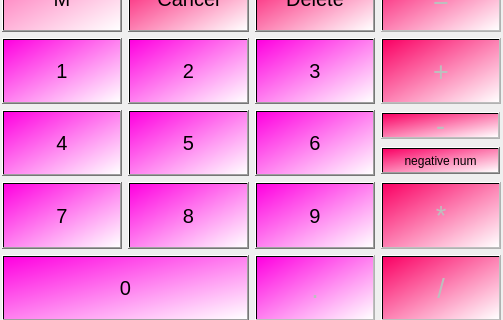
Qt form mainwindow.ui (ulianabocheeva/calculator) before a commit; both pictures show x 0 to 503 and y 164 to 484 of the 503 by 630 pixel window.
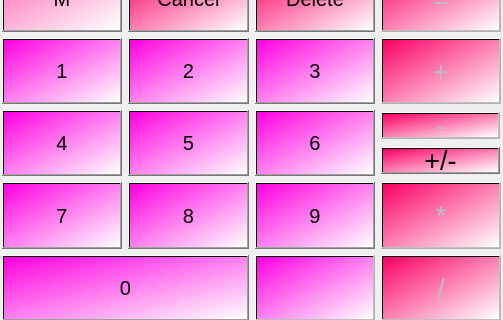
The same form after that commit.

Patch:
```diff
--- a/mainwindow.ui
+++ b/mainwindow.ui
@@ -562,11 +562,16 @@
            <height>27</height>
           </size>
          </property>
+         <property name="font">
+          <font>
+           <pointsize>20</pointsize>
+          </font>
+         </property>
          <property name="styleSheet">
           <string notr="true">background-color: qlineargradient(spread:pad, x1:0, y1:0, x2:1, y2:1, stop:0 rgba(250, 0, 100, 255), stop:1 rgba(255, 255, 255, 255));</string>
          </property>
          <property name="text">
-          <string>negative num</string>
+          <string>+/-</string>
          </property>
         </widget>
        </item>
```
